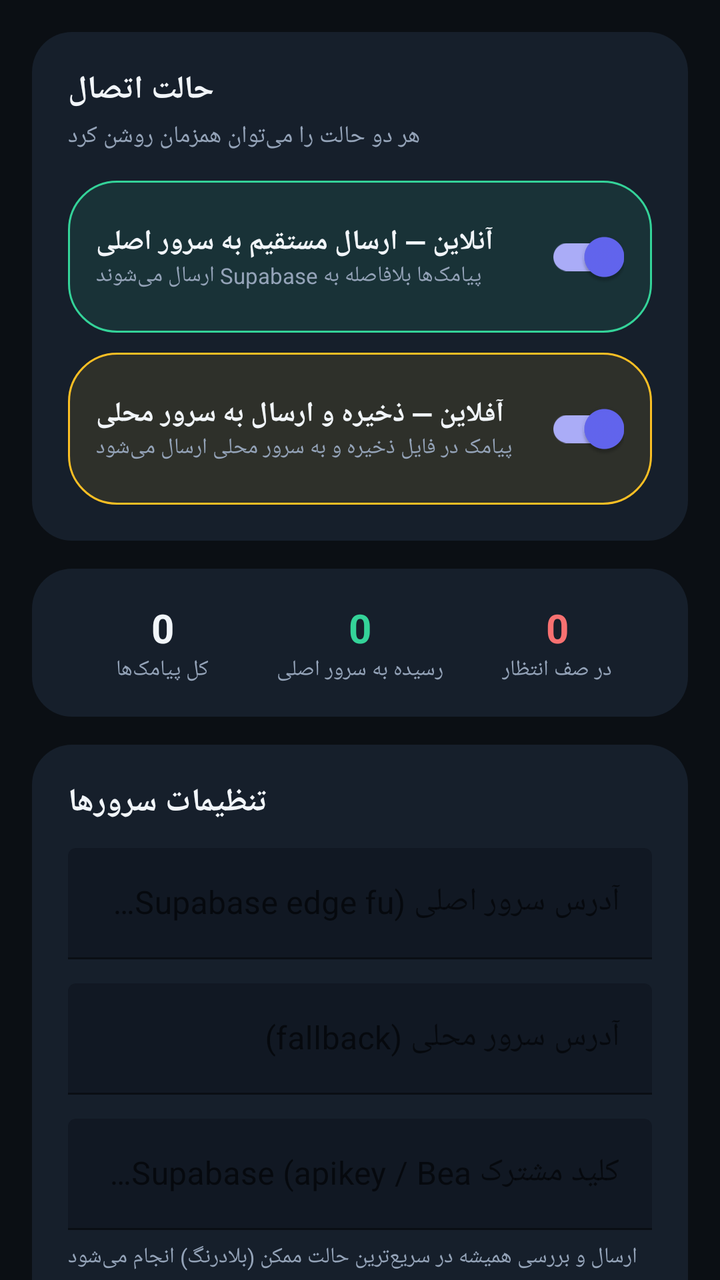
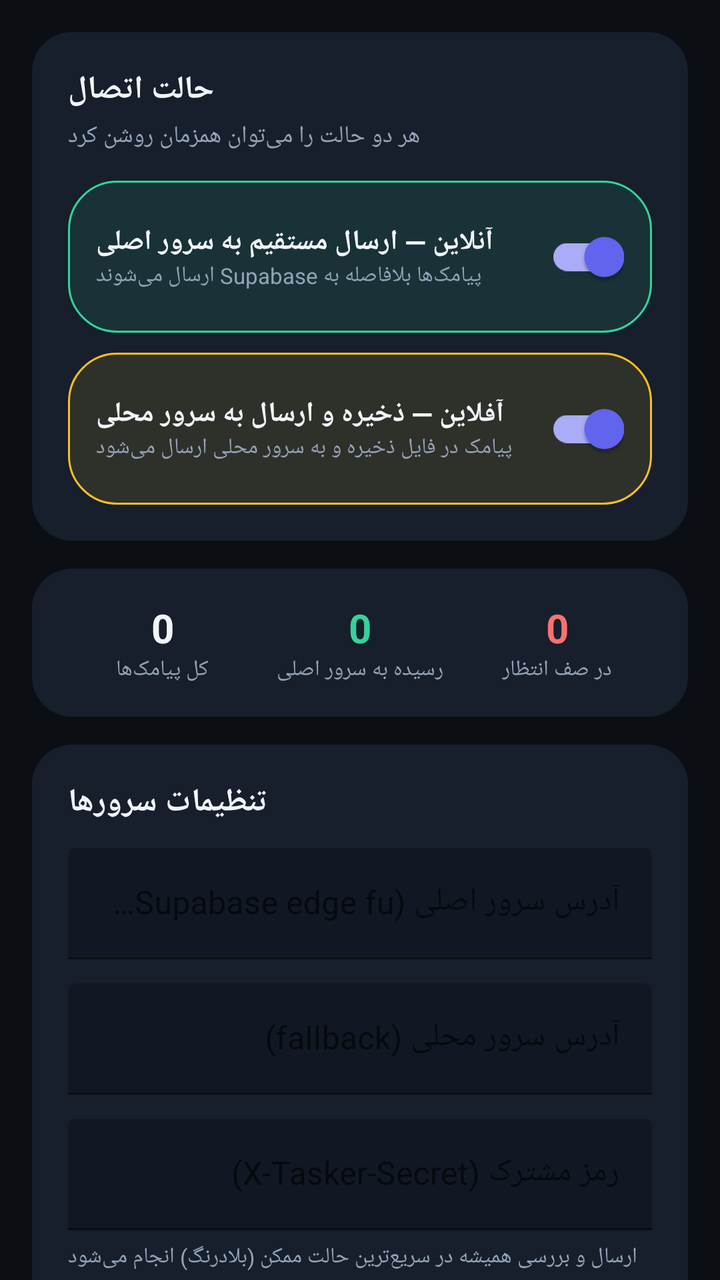

An Android layout rendered at two revisions. The XML below is the earlier revision; the diff shows what the commit changed to produce the second picture.
<!-- AndroidManifest.xml: application theme Theme.Rayka -->
<!-- res/layout/fragment_dashboard.xml -->
<?xml version="1.0" encoding="utf-8"?>
<androidx.core.widget.NestedScrollView xmlns:android="http://schemas.android.com/apk/res/android"
    xmlns:app="http://schemas.android.com/apk/res-auto"
    android:layout_width="match_parent"
    android:layout_height="match_parent"
    android:fillViewport="true">

    <LinearLayout
        android:layout_width="match_parent"
        android:layout_height="wrap_content"
        android:orientation="vertical"
        android:padding="16dp">

        
        <LinearLayout
            android:layout_width="match_parent"
            android:layout_height="wrap_content"
            android:orientation="vertical"
            android:background="@drawable/bg_card"
            android:padding="18dp"
            android:layout_marginBottom="14dp">

            <TextView
                android:layout_width="wrap_content"
                android:layout_height="wrap_content"
                android:text="حالت اتصال"
                android:textColor="@color/text_primary"
                android:textStyle="bold"
                android:textSize="16sp"
                android:layout_marginBottom="4dp"/>
            <TextView
                android:layout_width="wrap_content"
                android:layout_height="wrap_content"
                android:text="هر دو حالت را می‌توان همزمان روشن کرد"
                android:textColor="@color/text_secondary"
                android:textSize="12sp"
                android:layout_marginBottom="14dp"/>

            <LinearLayout
                android:layout_width="match_parent"
                android:layout_height="wrap_content"
                android:orientation="horizontal"
                android:background="@drawable/bg_pill_online"
                android:padding="14dp"
                android:layout_marginBottom="10dp"
                android:gravity="center_vertical">
                <LinearLayout
                    android:layout_width="0dp"
                    android:layout_height="wrap_content"
                    android:layout_weight="1"
                    android:orientation="vertical">
                    <TextView
                        android:layout_width="wrap_content"
                        android:layout_height="wrap_content"
                        android:text="آنلاین — ارسال مستقیم به سرور اصلی"
                        android:textColor="@color/text_primary"
                        android:textStyle="bold"
                        android:textSize="14sp"/>
                    <TextView
                        android:layout_width="wrap_content"
                        android:layout_height="wrap_content"
                        android:text="پیامک‌ها بلافاصله به Supabase ارسال می‌شوند"
                        android:textColor="@color/text_secondary"
                        android:textSize="11sp"/>
                </LinearLayout>
                <com.google.android.material.switchmaterial.SwitchMaterial
                    android:id="@+id/switchOnline"
                    android:layout_width="wrap_content"
                    android:layout_height="wrap_content"
                    android:checked="true"/>
            </LinearLayout>

            <LinearLayout
                android:layout_width="match_parent"
                android:layout_height="wrap_content"
                android:orientation="horizontal"
                android:background="@drawable/bg_pill_offline"
                android:padding="14dp"
                android:gravity="center_vertical">
                <LinearLayout
                    android:layout_width="0dp"
                    android:layout_height="wrap_content"
                    android:layout_weight="1"
                    android:orientation="vertical">
                    <TextView
                        android:layout_width="wrap_content"
                        android:layout_height="wrap_content"
                        android:text="آفلاین — ذخیره و ارسال به سرور محلی"
                        android:textColor="@color/text_primary"
                        android:textStyle="bold"
                        android:textSize="14sp"/>
                    <TextView
                        android:layout_width="wrap_content"
                        android:layout_height="wrap_content"
                        android:text="پیامک در فایل ذخیره و به سرور محلی ارسال می‌شود"
                        android:textColor="@color/text_secondary"
                        android:textSize="11sp"/>
                </LinearLayout>
                <com.google.android.material.switchmaterial.SwitchMaterial
                    android:id="@+id/switchOffline"
                    android:layout_width="wrap_content"
                    android:layout_height="wrap_content"
                    android:checked="true"/>
            </LinearLayout>
        </LinearLayout>

        
        <LinearLayout
            android:layout_width="match_parent"
            android:layout_height="wrap_content"
            android:orientation="horizontal"
            android:background="@drawable/bg_card"
            android:padding="16dp"
            android:layout_marginBottom="14dp"
            android:weightSum="3">

            <LinearLayout android:layout_width="0dp" android:layout_height="wrap_content" android:layout_weight="1" android:orientation="vertical" android:gravity="center">
                <TextView android:id="@+id/txtCountTotal" android:layout_width="wrap_content" android:layout_height="wrap_content" android:text="0" android:textColor="@color/text_primary" android:textStyle="bold" android:textSize="20sp"/>
                <TextView android:layout_width="wrap_content" android:layout_height="wrap_content" android:text="کل پیامک‌ها" android:textColor="@color/text_secondary" android:textSize="11sp"/>
            </LinearLayout>
            <LinearLayout android:layout_width="0dp" android:layout_height="wrap_content" android:layout_weight="1" android:orientation="vertical" android:gravity="center">
                <TextView android:id="@+id/txtCountSynced" android:layout_width="wrap_content" android:layout_height="wrap_content" android:text="0" android:textColor="@color/online_green" android:textStyle="bold" android:textSize="20sp"/>
                <TextView android:layout_width="wrap_content" android:layout_height="wrap_content" android:text="رسیده به سرور اصلی" android:textColor="@color/text_secondary" android:textSize="11sp"/>
            </LinearLayout>
            <LinearLayout android:layout_width="0dp" android:layout_height="wrap_content" android:layout_weight="1" android:orientation="vertical" android:gravity="center">
                <TextView android:id="@+id/txtCountQueued" android:layout_width="wrap_content" android:layout_height="wrap_content" android:text="0" android:textColor="@color/queued_red" android:textStyle="bold" android:textSize="20sp"/>
                <TextView android:layout_width="wrap_content" android:layout_height="wrap_content" android:text="در صف انتظار" android:textColor="@color/text_secondary" android:textSize="11sp"/>
            </LinearLayout>
        </LinearLayout>

        
        <LinearLayout
            android:layout_width="match_parent"
            android:layout_height="wrap_content"
            android:orientation="vertical"
            android:background="@drawable/bg_card"
            android:padding="18dp"
            android:layout_marginBottom="14dp">

            <TextView
                android:layout_width="wrap_content"
                android:layout_height="wrap_content"
                android:text="تنظیمات سرورها"
                android:textColor="@color/text_primary"
                android:textStyle="bold"
                android:textSize="16sp"
                android:layout_marginBottom="12dp"/>

            <com.google.android.material.textfield.TextInputLayout
                android:layout_width="match_parent"
                android:layout_height="wrap_content"
                android:hint="آدرس سرور اصلی (Supabase edge function)"
                app:boxBackgroundColor="@color/bg_dark_2"
                app:hintTextColor="@color/text_secondary">
                <com.google.android.material.textfield.TextInputEditText
                    android:id="@+id/editMainUrl"
                    android:layout_width="match_parent"
                    android:layout_height="wrap_content"
                    android:textColor="@color/text_primary"
                    android:inputType="textUri"/>
            </com.google.android.material.textfield.TextInputLayout>

            <com.google.android.material.textfield.TextInputLayout
                android:layout_width="match_parent"
                android:layout_height="wrap_content"
                android:layout_marginTop="12dp"
                android:hint="آدرس سرور محلی (fallback)"
                app:boxBackgroundColor="@color/bg_dark_2"
                app:hintTextColor="@color/text_secondary">
                <com.google.android.material.textfield.TextInputEditText
                    android:id="@+id/editLocalUrl"
                    android:layout_width="match_parent"
                    android:layout_height="wrap_content"
                    android:textColor="@color/text_primary"
                    android:inputType="textUri"/>
            </com.google.android.material.textfield.TextInputLayout>

            <com.google.android.material.textfield.TextInputLayout
                android:layout_width="match_parent"
                android:layout_height="wrap_content"
                android:layout_marginTop="12dp"
                android:hint="کلید مشترک Supabase (apikey / Bearer)"
                app:boxBackgroundColor="@color/bg_dark_2"
                app:hintTextColor="@color/text_secondary">
                <com.google.android.material.textfield.TextInputEditText
                    android:id="@+id/editSupabaseKey"
                    android:layout_width="match_parent"
                    android:layout_height="wrap_content"
                    android:textColor="@color/text_primary"
                    android:inputType="textPassword"/>
            </com.google.android.material.textfield.TextInputLayout>

            <TextView
                android:layout_width="wrap_content"
                android:layout_height="wrap_content"
                android:layout_marginTop="6dp"
                android:text="ارسال و بررسی همیشه در سریع‌ترین حالت ممکن (بلادرنگ) انجام می‌شود"
                android:textColor="@color/text_secondary"
                android:textSize="11sp"/>

            <com.google.android.material.button.MaterialButton
                android:id="@+id/btnSaveSettings"
                android:layout_width="match_parent"
                android:layout_height="wrap_content"
                android:layout_marginTop="16dp"
                android:text="ذخیره تنظیمات"
                app:backgroundTint="@color/accent_2"
                app:cornerRadius="14dp"/>
        </LinearLayout>

        
        <LinearLayout
            android:layout_width="match_parent"
            android:layout_height="wrap_content"
            android:orientation="vertical"
            android:background="@drawable/bg_card"
            android:padding="18dp"
            android:layout_marginBottom="24dp">

            <TextView
                android:layout_width="wrap_content"
                android:layout_height="wrap_content"
                android:text="کنترل سرویس"
                android:textColor="@color/text_primary"
                android:textStyle="bold"
                android:textSize="16sp"
                android:layout_marginBottom="12dp"/>

            <com.google.android.material.button.MaterialButton
                android:id="@+id/btnGrantPermissions"
                android:layout_width="match_parent"
                android:layout_height="wrap_content"
                android:text="۱) گرفتن مجوز پیامک و نوتیفیکیشن"
                app:backgroundTint="@color/surface"
                app:strokeColor="@color/accent"
                app:strokeWidth="1dp"
                android:textColor="@color/text_primary"
                app:cornerRadius="14dp"
                android:layout_marginBottom="10dp"/>

            <com.google.android.material.button.MaterialButton
                android:id="@+id/btnBatteryOptimization"
                android:layout_width="match_parent"
                android:layout_height="wrap_content"
                android:text="۲) غیرفعال کردن بهینه‌سازی باتری"
                app:backgroundTint="@color/surface"
                app:strokeColor="@color/accent"
                app:strokeWidth="1dp"
                android:textColor="@color/text_primary"
                app:cornerRadius="14dp"
                android:layout_marginBottom="10dp"/>

            <com.google.android.material.button.MaterialButton
                android:id="@+id/btnToggleService"
                android:layout_width="match_parent"
                android:layout_height="wrap_content"
                android:text="۳) روشن کردن سرویس ارسال"
                app:backgroundTint="@color/online_green"
                app:cornerRadius="14dp"/>

            <TextView
                android:id="@+id/txtServiceStatus"
                android:layout_width="match_parent"
                android:layout_height="wrap_content"
                android:layout_marginTop="10dp"
                android:gravity="center"
                android:text="سرویس خاموش است"
                android:textColor="@color/text_secondary"
                android:textSize="12sp"/>
        </LinearLayout>

        <LinearLayout
            android:layout_width="match_parent"
            android:layout_height="wrap_content"
            android:orientation="vertical"
            android:background="@drawable/bg_card"
            android:padding="16dp"
            android:layout_marginBottom="24dp">
            <TextView
                android:layout_width="wrap_content"
                android:layout_height="wrap_content"
                android:text="محل ذخیره‌سازی پیامک‌ها روی گوشی"
                android:textColor="@color/text_primary"
                android:textStyle="bold"
                android:textSize="13sp"
                android:layout_marginBottom="4dp"/>
            <TextView
                android:id="@+id/txtStoragePath"
                android:layout_width="match_parent"
                android:layout_height="wrap_content"
                android:textColor="@color/accent"
                android:textIsSelectable="true"
                android:textSize="11sp"
                android:text="-"/>
            <TextView
                android:layout_width="match_parent"
                android:layout_height="wrap_content"
                android:layout_marginTop="4dp"
                android:text="این مسیر فضای داخلی خود اپ است؛ بدون روت با فایل‌منیجر عادی گوشی قابل مشاهده نیست."
                android:textColor="@color/text_secondary"
                android:textSize="10sp"/>
        </LinearLayout>

    </LinearLayout>
</androidx.core.widget.NestedScrollView>
<!-- resources referenced by this layout -->
<resources>
  <color name="accent">#22D3EE</color>
  <color name="accent_2">#6366F1</color>
  <color name="bg_dark_2">#111823</color>
  <color name="online_green">#34D399</color>
  <color name="queued_red">#F87171</color>
  <color name="surface">#161F2B</color>
  <color name="text_primary">#F1F5F9</color>
  <color name="text_secondary">#94A3B8</color>
  <!-- drawable bg_card (drawable) -->
  <shape xmlns:android="http://schemas.android.com/apk/res/android" android:shape="rectangle">
      <solid android:color="@color/surface" />
      <corners android:radius="20dp" />
  </shape>
  <!-- drawable bg_pill_offline (drawable) -->
  <shape xmlns:android="http://schemas.android.com/apk/res/android" android:shape="rectangle">
      <solid android:color="#1AFBBF24" />
      <corners android:radius="24dp" />
      <stroke android:width="1dp" android:color="@color/offline_orange" />
  </shape>
  <!-- drawable bg_pill_online (drawable) -->
  <shape xmlns:android="http://schemas.android.com/apk/res/android" android:shape="rectangle">
      <solid android:color="#1A34D399" />
      <corners android:radius="24dp" />
      <stroke android:width="1dp" android:color="@color/online_green" />
  </shape>
  <style name="Theme.Rayka" parent="Theme.MaterialComponents.DayNight.NoActionBar">
          <item name="colorPrimary">@color/accent</item>
          <item name="colorPrimaryDark">@color/bg_dark</item>
          <item name="colorAccent">@color/accent_2</item>
          <item name="android:windowBackground">@color/bg_dark</item>
          <item name="android:statusBarColor">@color/bg_dark</item>
          <item name="android:navigationBarColor">@color/bg_dark</item>
          <item name="android:windowLightStatusBar" tools:targetApi="m">false</item>
      </style>
  <color name="offline_orange">#FBBF24</color>
  <color name="bg_dark">#0B0F14</color>
</resources>

<!-- the commit's change to res/layout/fragment_dashboard.xml (unified diff, before → after) -->
@@ -179,7 +179,7 @@
                 android:layout_width="match_parent"
                 android:layout_height="wrap_content"
                 android:layout_marginTop="12dp"
-                android:hint="کلید مشترک Supabase (apikey / Bearer)"
+                android:hint="رمز مشترک (X-Tasker-Secret)"
                 app:boxBackgroundColor="@color/bg_dark_2"
                 app:hintTextColor="@color/text_secondary">
                 <com.google.android.material.textfield.TextInputEditText
